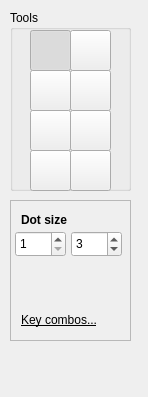
LoxoSoftware/IndexBourne, file src/tool_panel.ui: the form before one commit.
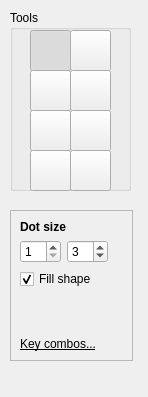
The form after the commit. Icons and pictures are not drawn.

Commit message: Added shape fill toggle; added unfilled rectangle selection + filled ellipse and improved positioning of unfilled shapes

```diff
--- a/src/tool_panel.ui
+++ b/src/tool_panel.ui
@@ -331,9 +331,9 @@
     <property name="geometry">
      <rect>
       <x>10</x>
-      <y>200</y>
-      <width>121</width>
-      <height>141</height>
+      <y>210</y>
+      <width>123</width>
+      <height>151</height>
      </rect>
     </property>
     <property name="frameShape">
@@ -346,49 +346,43 @@
      <number>0</number>
     </property>
     <widget class="QWidget" name="grpToolSettings_pencil">
-     <widget class="QSpinBox" name="spbPencilDotSizeA">
-      <property name="geometry">
-       <rect>
-        <x>4</x>
-        <y>30</y>
-        <width>51</width>
-        <height>26</height>
-       </rect>
-      </property>
-      <property name="toolTip">
-       <string>Size for primary brush (A)</string>
-      </property>
-      <property name="minimum">
-       <number>1</number>
-      </property>
-      <property name="maximum">
-       <number>16</number>
-      </property>
-      <property name="value">
-       <number>1</number>
-      </property>
-     </widget>
+     <layout class="QFormLayout" name="formLayout">
+      <item row="0" column="0" colspan="2">
      <widget class="QLabel" name="label">
-      <property name="geometry">
-       <rect>
-        <x>10</x>
-        <y>10</y>
-        <width>91</width>
-        <height>18</height>
-       </rect>
-      </property>
       <property name="text">
        <string>&lt;html&gt;&lt;head/&gt;&lt;body&gt;&lt;p&gt;&lt;span style=&quot; font-weight:700;&quot;&gt;Dot size&lt;/span&gt;&lt;/p&gt;&lt;/body&gt;&lt;/html&gt;</string>
       </property>
      </widget>
+      </item>
+      <item row="1" column="0">
+       <widget class="QSpinBox" name="spbPencilDotSizeA">
+        <property name="sizePolicy">
+         <sizepolicy hsizetype="Fixed" vsizetype="Fixed">
+          <horstretch>0</horstretch>
+          <verstretch>0</verstretch>
+         </sizepolicy>
+        </property>
+        <property name="toolTip">
+         <string>Size for primary brush (A)</string>
+        </property>
+        <property name="minimum">
+         <number>1</number>
+        </property>
+        <property name="maximum">
+         <number>16</number>
+        </property>
+        <property name="value">
+         <number>1</number>
+        </property>
+       </widget>
+      </item>
+      <item row="1" column="1">
      <widget class="QSpinBox" name="spbPencilDotSizeB">
-      <property name="geometry">
-       <rect>
-        <x>60</x>
-        <y>30</y>
-        <width>51</width>
-        <height>26</height>
-       </rect>
+        <property name="sizePolicy">
+         <sizepolicy hsizetype="Fixed" vsizetype="Fixed">
+          <horstretch>0</horstretch>
+          <verstretch>0</verstretch>
+         </sizepolicy>
       </property>
       <property name="toolTip">
        <string>Size for secondary brush (B)</string>
@@ -403,15 +397,9 @@
        <number>3</number>
       </property>
      </widget>
+      </item>
+      <item row="5" column="0" colspan="2">
      <widget class="QLabel" name="label_3">
-      <property name="geometry">
-       <rect>
-        <x>10</x>
-        <y>110</y>
-        <width>95</width>
-        <height>18</height>
-       </rect>
-      </property>
       <property name="toolTip">
        <string>&lt;html&gt;&lt;head/&gt;&lt;body&gt;&lt;p&gt;&lt;span style=&quot; font-weight:700;&quot;&gt;Painting tools&lt;/span&gt;&lt;/p&gt;&lt;p&gt;- Ctrl + any click: Quickly Pick color index based on which button is pressed&lt;/p&gt;&lt;p&gt;&lt;span style=&quot; font-weight:700;&quot;&gt;Selection tools&lt;/span&gt;&lt;/p&gt;&lt;p&gt;- Hold Shift: Keep selecting without switching to transform mode&lt;/p&gt;&lt;p&gt;- Hold Ctrl: Add/remove region to final selection&lt;/p&gt;&lt;/body&gt;&lt;/html&gt;</string>
       </property>
@@ -419,6 +407,31 @@
        <string>&lt;html&gt;&lt;head/&gt;&lt;body&gt;&lt;p&gt;&lt;span style=&quot; text-decoration: underline;&quot;&gt;Key combos...&lt;/span&gt;&lt;/p&gt;&lt;/body&gt;&lt;/html&gt;</string>
       </property>
      </widget>
+      </item>
+      <item row="4" column="0">
+       <spacer name="verticalSpacer_2">
+        <property name="orientation">
+         <enum>Qt::Orientation::Vertical</enum>
+        </property>
+        <property name="sizeHint" stdset="0">
+         <size>
+          <width>20</width>
+          <height>74</height>
+         </size>
+        </property>
+       </spacer>
+      </item>
+      <item row="3" column="0" colspan="2">
+       <widget class="QCheckBox" name="chkFillShape">
+        <property name="text">
+         <string>Fill shape</string>
+        </property>
+        <property name="checked">
+         <bool>true</bool>
+        </property>
+       </widget>
+      </item>
+     </layout>
     </widget>
     <widget class="QWidget" name="grpToolSettings_transform">
      <layout class="QVBoxLayout" name="verticalLayout">
```
Lines whose indentation alone changed are shown as unchanged. The commit also changes 2 other files.
